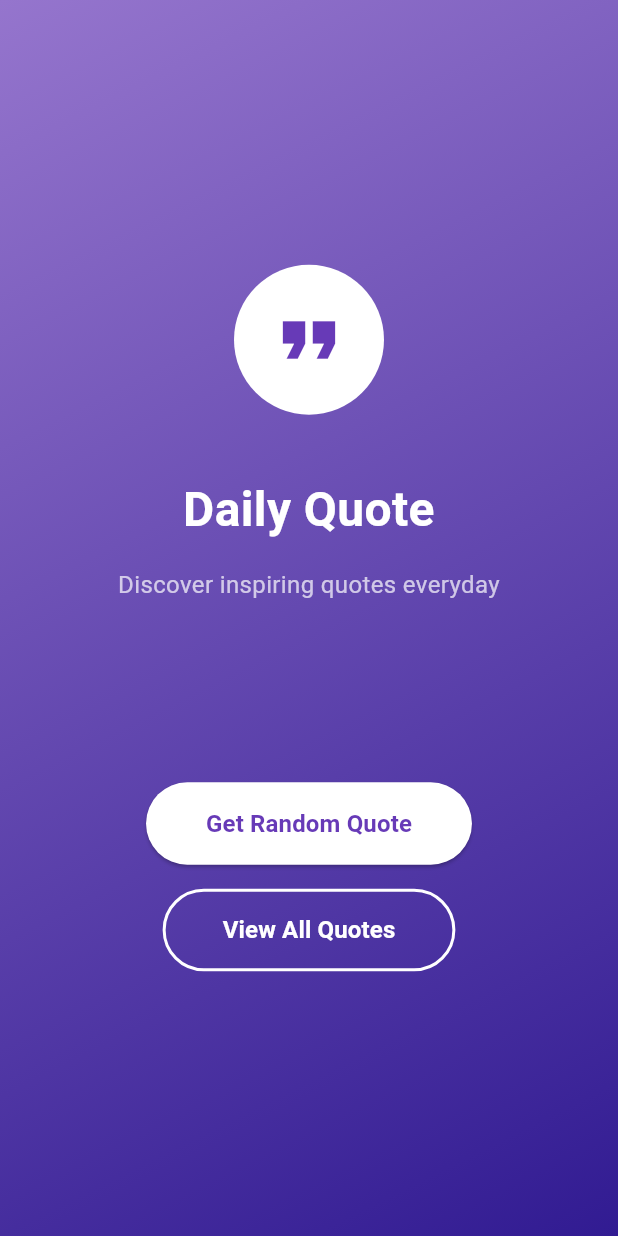
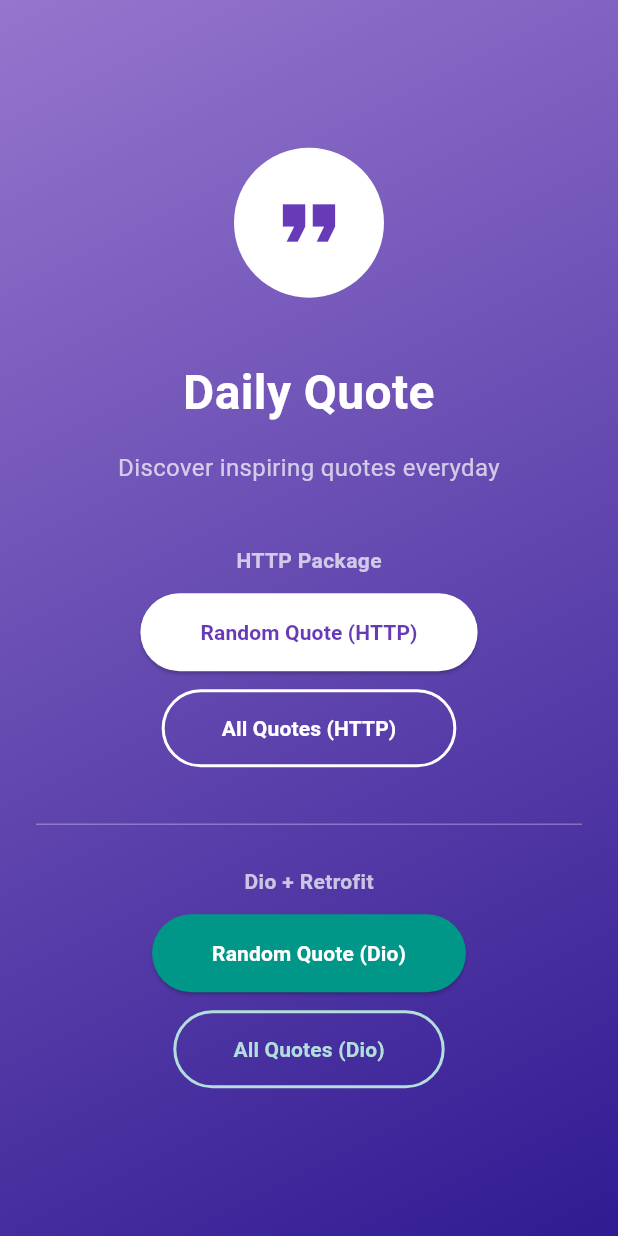
Before and after one commit to yasmine-sassi/tp4-flutter, a Flutter app: the screen it shows after launch, on a phone screen of 412 x 824 dp. Run offline on Flutter 3.47's test engine with Material 3 defaults, Android fonts, the phone set to English and light mode, and no system bars; our stand-ins replace dio, retrofit; generated files the repository leaves out were written again.

Commit message:
dio + retrofit

```diff
--- a/lib/models/quote.dart
+++ b/lib/models/quote.dart
@@ -1,10 +1,23 @@
+import 'package:json_annotation/json_annotation.dart';
+
+part 'quote.g.dart';
+
+@JsonSerializable()
 class Quote {
+  @JsonKey(name: 'q')
   final String text;
+
+  @JsonKey(name: 'a')
   final String author;
 
   Quote({required this.text, required this.author});
 
+  // Manual constructor for backward compatibility with http implementation
   Quote.fromJSON(Map<String, dynamic> map)
     : text = map['q'] ?? '',
       author = map['a'] ?? '';
+
+  // Generated methods for json_serializable
+  factory Quote.fromJson(Map<String, dynamic> json) => _$QuoteFromJson(json);
+  Map<String, dynamic> toJson() => _$QuoteToJson(this);
 }
--- a/lib/screens/intro_screen.dart
+++ b/lib/screens/intro_screen.dart
@@ -1,6 +1,8 @@
 import 'package:flutter/material.dart';
 import 'quote_screen.dart';
 import 'quotes_list_screen.dart';
+import 'quote_screen_dio.dart';
+import 'quotes_list_screen_dio.dart';
 
 class IntroScreen extends StatelessWidget {
   const IntroScreen({Key? key}) : super(key: key);
@@ -56,11 +58,20 @@ class IntroScreen extends StatelessWidget {
                   style: TextStyle(fontSize: 16, color: Colors.white70),
                   textAlign: TextAlign.center,
                 ),
-                const SizedBox(height: 60),
+                const SizedBox(height: 40),
 
-                const SizedBox(height: 60),
+                // Section Title - HTTP Implementation
+                const Text(
+                  'HTTP Package',
+                  style: TextStyle(
+                    fontSize: 14,
+                    color: Colors.white70,
+                    fontWeight: FontWeight.bold,
+                  ),
+                ),
+                const SizedBox(height: 12),
 
-                // Navigation Buttons
+                // Navigation Buttons - HTTP
                 ElevatedButton(
                   onPressed: () {
                     Navigator.of(context).push(
@@ -81,11 +92,11 @@ class IntroScreen extends StatelessWidget {
                     ),
                   ),
                   child: const Text(
-                    'Get Random Quote',
-                    style: TextStyle(fontSize: 16, fontWeight: FontWeight.bold),
+                    'Random Quote (HTTP)',
+                    style: TextStyle(fontSize: 14, fontWeight: FontWeight.bold),
                   ),
                 ),
-                const SizedBox(height: 16),
+                const SizedBox(height: 12),
                 OutlinedButton(
                   onPressed: () {
                     Navigator.of(context).push(
@@ -106,8 +117,74 @@ class IntroScreen extends StatelessWidget {
                     ),
                   ),
                   child: const Text(
-                    'View All Quotes',
-                    style: TextStyle(fontSize: 16, fontWeight: FontWeight.bold),
+                    'All Quotes (HTTP)',
+                    style: TextStyle(fontSize: 14, fontWeight: FontWeight.bold),
+                  ),
+                ),
+
+                const SizedBox(height: 30),
+                const Divider(color: Colors.white30, thickness: 1),
+                const SizedBox(height: 20),
+
+                // Section Title - Dio/Retrofit Implementation
+                const Text(
+                  'Dio + Retrofit',
+                  style: TextStyle(
+                    fontSize: 14,
+                    color: Colors.white70,
+                    fontWeight: FontWeight.bold,
+                  ),
+                ),
+                const SizedBox(height: 12),
+
+                // Navigation Buttons - Dio/Retrofit
+                ElevatedButton(
+                  onPressed: () {
+                    Navigator.of(context).push(
+                      MaterialPageRoute(
+                        builder: (context) => const QuoteScreenDio(),
+                      ),
+                    );
+                  },
+                  style: ElevatedButton.styleFrom(
+                    backgroundColor: Colors.teal,
+                    foregroundColor: Colors.white,
+                    padding: const EdgeInsets.symmetric(
+                      horizontal: 40,
+                      vertical: 16,
+                    ),
+                    shape: RoundedRectangleBorder(
+                      borderRadius: BorderRadius.circular(30),
+                    ),
+                  ),
+                  child: const Text(
+                    'Random Quote (Dio)',
+                    style: TextStyle(fontSize: 14, fontWeight: FontWeight.bold),
+                  ),
+                ),
+                const SizedBox(height: 12),
+                OutlinedButton(
+                  onPressed: () {
+                    Navigator.of(context).push(
+                      MaterialPageRoute(
+                        builder: (context) => const QuotesListScreenDio(),
+                      ),
+                    );
+                  },
+                  style: OutlinedButton.styleFrom(
+                    foregroundColor: Colors.teal.shade100,
+                    side: BorderSide(color: Colors.teal.shade100, width: 2),
+                    padding: const EdgeInsets.symmetric(
+                      horizontal: 40,
+                      vertical: 16,
+                    ),
+                    shape: RoundedRectangleBorder(
+                      borderRadius: BorderRadius.circular(30),
+                    ),
+                  ),
+                  child: const Text(
+                    'All Quotes (Dio)',
+                    style: TextStyle(fontSize: 14, fontWeight: FontWeight.bold),
                   ),
                 ),
               ],
--- /dev/null
+++ b/lib/services/api_service.dart
@@ -0,0 +1,16 @@
+import 'package:dio/dio.dart';
+import 'package:retrofit/retrofit.dart';
+import '../models/quote.dart';
+
+part 'api_service.g.dart';
+
+@RestApi(baseUrl: 'https://zenquotes.io/api')
+abstract class ApiService {
+  factory ApiService(Dio dio, {String baseUrl}) = _ApiService;
+
+  @GET('/random')
+  Future<List<Quote>> getRandomQuote();
+
+  @GET('/quotes')
+  Future<List<Quote>> getAllQuotes();
+}
--- a/pubspec.yaml
+++ b/pubspec.yaml
@@ -35,6 +35,9 @@ dependencies:
   # Use with the CupertinoIcons class for iOS style icons.
   cupertino_icons: ^1.0.8
   http: ^1.6.0
+  dio: ^5.4.0
+  retrofit: ^4.4.1
+  json_annotation: ^4.9.0
 
 dev_dependencies:
   flutter_test:
@@ -46,6 +49,9 @@ dev_dependencies:
   # package. See that file for information about deactivating specific lint
   # rules and activating additional ones.
   flutter_lints: ^6.0.0
+  retrofit_generator: ^9.1.2
+  build_runner: ^2.4.13
+  json_serializable: ^6.8.0
 
 # For information on the generic Dart part of this file, see the
 # following page: https://dart.dev/tools/pub/pubspec
```
Also changed, not shown: lib/screens/quote_screen_dio.dart (added, +162 -0 lines), lib/screens/quotes_list_screen_dio.dart (added, +196 -0 lines), lib/models/quote.g.dart (added), lib/services/api_service.g.dart (added), pubspec.lock, 1 other file.
